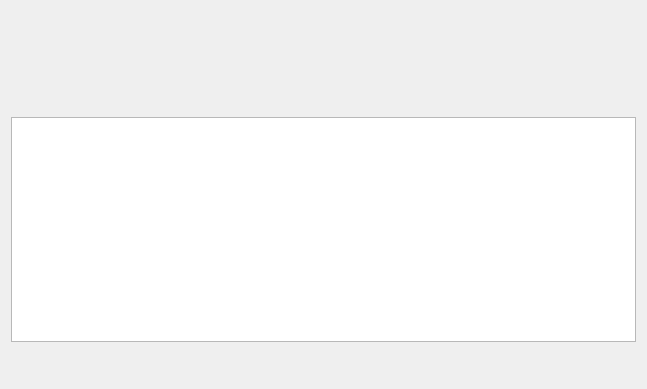
Qt form src/uis/Transaction.ui (chmmou/olbaflinx) before a commit.
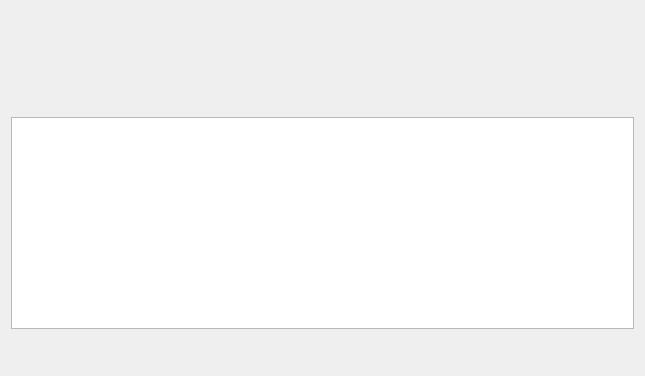
The same form after that commit. Icons and pictures are not drawn. Custom widgets are drawn as their Qt base class.

Commit message:
SetupAssistant & Transaction & Account
- Fixed small issue with open setup assistant
- Added method to check is transaction a standing order
- Changed display account inforamtion on account view
- Data vault database structer changed
  - Add more index for select statements
- Accounts now displayed after finishing setup assistant

What changed in the file:
```diff
--- a/src/uis/Transaction.ui
+++ b/src/uis/Transaction.ui
@@ -6,10 +6,16 @@
    <rect>
     <x>0</x>
     <y>0</y>
-    <width>643</width>
-    <height>389</height>
+    <width>645</width>
+    <height>376</height>
    </rect>
   </property>
+  <property name="minimumSize">
+   <size>
+    <width>645</width>
+    <height>0</height>
+   </size>
+  </property>
   <property name="windowTitle">
    <string>Transaction</string>
   </property>
```
The commit also changes 15 other files.
